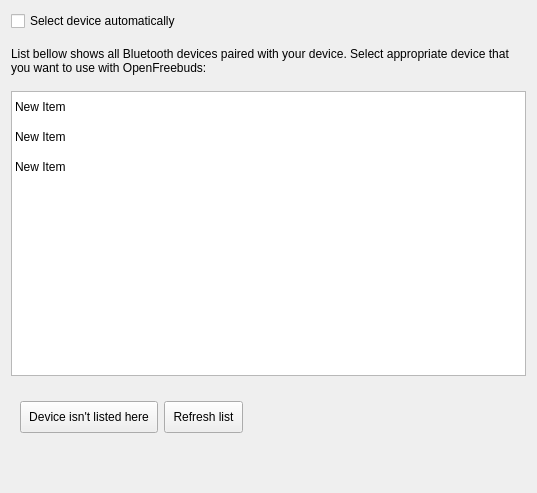
Old version of the form src/openfreebuds_qt/designer/module_device_select.ui in the repository melianmiko/OpenFreebuds.
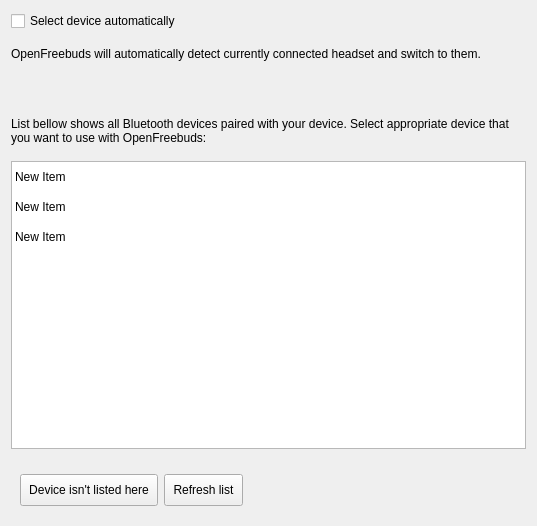
New version of the form.

Commit message: Impl gestures setup module

The edit to the form file:
```diff
--- a/src/openfreebuds_qt/designer/module_device_select.ui
+++ b/src/openfreebuds_qt/designer/module_device_select.ui
@@ -7,7 +7,7 @@
     <x>0</x>
     <y>0</y>
     <width>537</width>
-    <height>493</height>
+    <height>526</height>
    </rect>
   </property>
   <property name="windowTitle">
@@ -24,6 +24,12 @@
    </property>
    <item>
     <widget class="QCheckBox" name="auto_config_checkbox">
+     <property name="sizePolicy">
+      <sizepolicy hsizetype="Minimum" vsizetype="Fixed">
+       <horstretch>0</horstretch>
+       <verstretch>0</verstretch>
+      </sizepolicy>
+     </property>
      <property name="focusPolicy">
       <enum>Qt::TabFocus</enum>
      </property>
@@ -38,6 +44,44 @@
      </property>
     </widget>
    </item>
+   <item>
+    <widget class="QWidget" name="auto_setup_root" native="true">
+     <layout class="QVBoxLayout" name="verticalLayout_3">
+      <property name="leftMargin">
+       <number>0</number>
+      </property>
+      <property name="topMargin">
+       <number>0</number>
+      </property>
+      <property name="rightMargin">
+       <number>0</number>
+      </property>
+      <property name="bottomMargin">
+       <number>0</number>
+      </property>
+      <item>
+       <widget class="QLabel" name="label">
+        <property name="text">
+         <string>OpenFreebuds will automatically detect currently connected headset and switch to them.</string>
+        </property>
+       </widget>
+      </item>
+      <item>
+       <spacer name="verticalSpacer">
+        <property name="orientation">
+         <enum>Qt::Vertical</enum>
+        </property>
+        <property name="sizeHint" stdset="0">
+         <size>
+          <width>20</width>
+          <height>40</height>
+         </size>
+        </property>
+       </spacer>
+      </item>
+     </layout>
+    </widget>
+   </item>
    <item>
     <widget class="QWidget" name="manual_setup_root" native="true">
      <property name="sizePolicy">
@@ -64,6 +108,12 @@
       </property>
       <item>
        <widget class="QLabel" name="user_config_guide_label">
+        <property name="sizePolicy">
+         <sizepolicy hsizetype="Preferred" vsizetype="Fixed">
+          <horstretch>0</horstretch>
+          <verstretch>0</verstretch>
+         </sizepolicy>
+        </property>
         <property name="text">
          <string>List bellow shows all Bluetooth devices paired with your device. Select appropriate device that you want to use with OpenFreebuds:</string>
         </property>
@@ -104,6 +154,12 @@
       </item>
       <item>
        <widget class="QWidget" name="widget_2" native="true">
+        <property name="sizePolicy">
+         <sizepolicy hsizetype="Preferred" vsizetype="Fixed">
+          <horstretch>0</horstretch>
+          <verstretch>0</verstretch>
+         </sizepolicy>
+        </property>
         <layout class="QHBoxLayout" name="horizontalLayout">
          <item>
           <widget class="QPushButton" name="manual_setup_button">
@@ -144,19 +200,6 @@
      </layout>
     </widget>
    </item>
-   <item>
-    <spacer name="verticalSpacer">
-     <property name="orientation">
-      <enum>Qt::Vertical</enum>
-     </property>
-     <property name="sizeHint" stdset="0">
-      <size>
-       <width>20</width>
-       <height>40</height>
-      </size>
-     </property>
-    </spacer>
-   </item>
   </layout>
  </widget>
  <resources/>
```
The commit also changes 10 other files.
